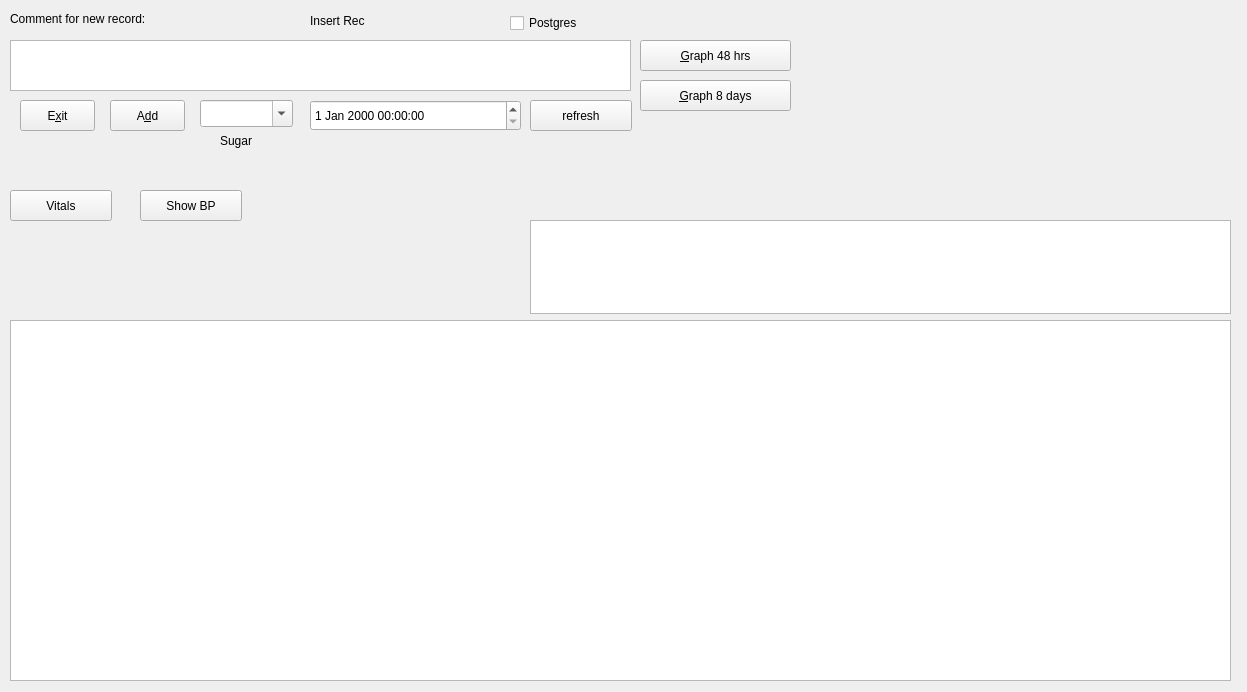
This is menu.ui in lbase/bpvitals as Qt 5 draws it before an edit. The edited form follows.
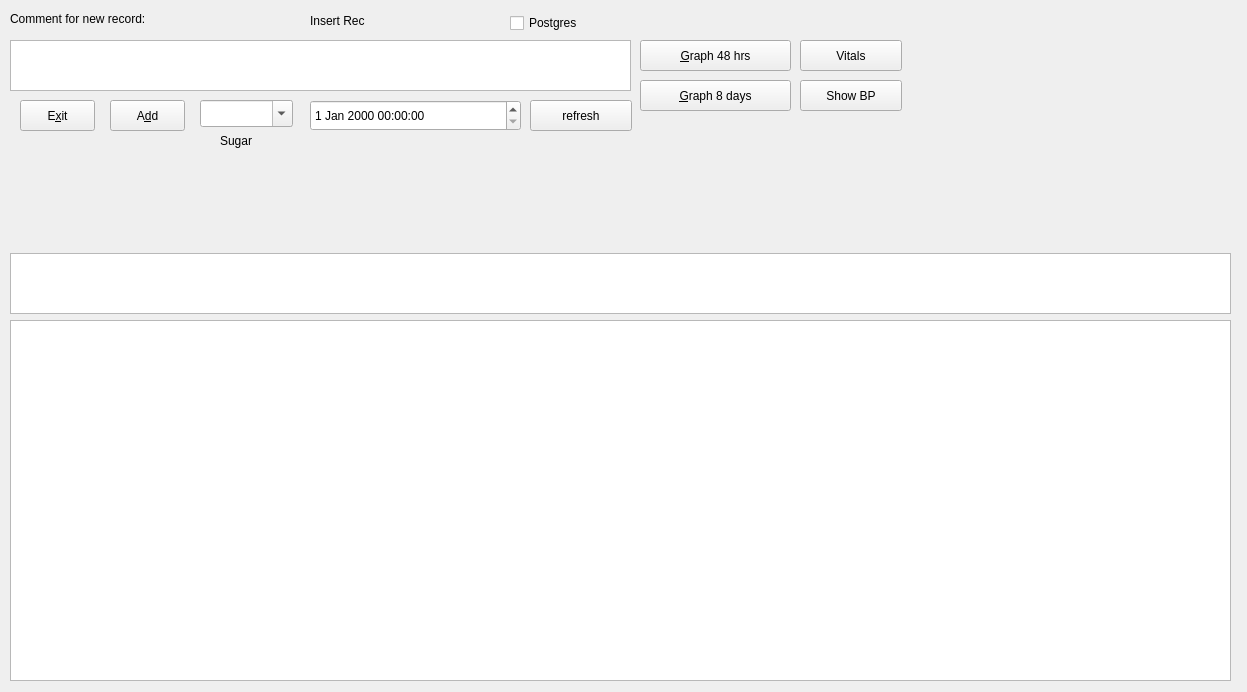
This is the edited form.

Commit message: ui changes and using message box

The edit to the form file:
```diff
--- a/menu.ui
+++ b/menu.ui
@@ -168,8 +168,8 @@
   <widget class="QPushButton" name="btnVitals">
    <property name="geometry">
     <rect>
-     <x>10</x>
-     <y>190</y>
+     <x>800</x>
+     <y>40</y>
      <width>102</width>
      <height>31</height>
     </rect>
@@ -194,8 +194,8 @@
   <widget class="QPushButton" name="btnShowBP">
    <property name="geometry">
     <rect>
-     <x>140</x>
-     <y>190</y>
+     <x>800</x>
+     <y>80</y>
      <width>102</width>
      <height>31</height>
     </rect>
@@ -207,10 +207,10 @@
   <widget class="QPlainTextEdit" name="txtMsgs">
    <property name="geometry">
     <rect>
-     <x>530</x>
-     <y>220</y>
-     <width>701</width>
-     <height>94</height>
+     <x>10</x>
+     <y>253</y>
+     <width>1221</width>
+     <height>61</height>
     </rect>
    </property>
   </widget>
```
The commit also changes 2 other files.
